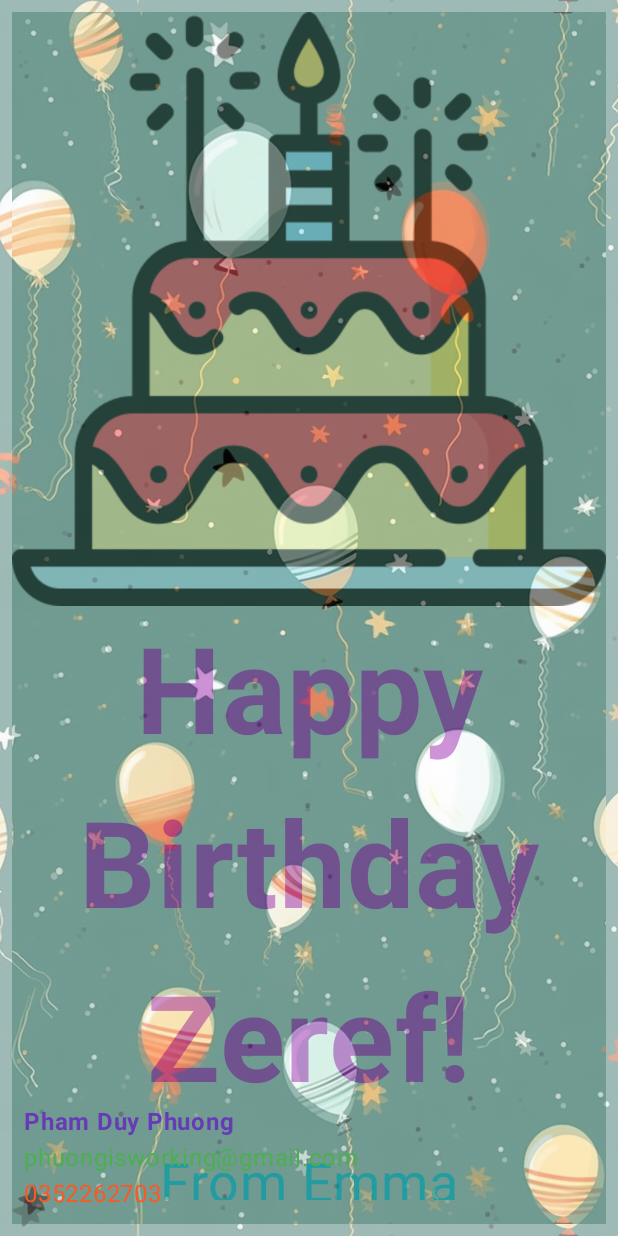
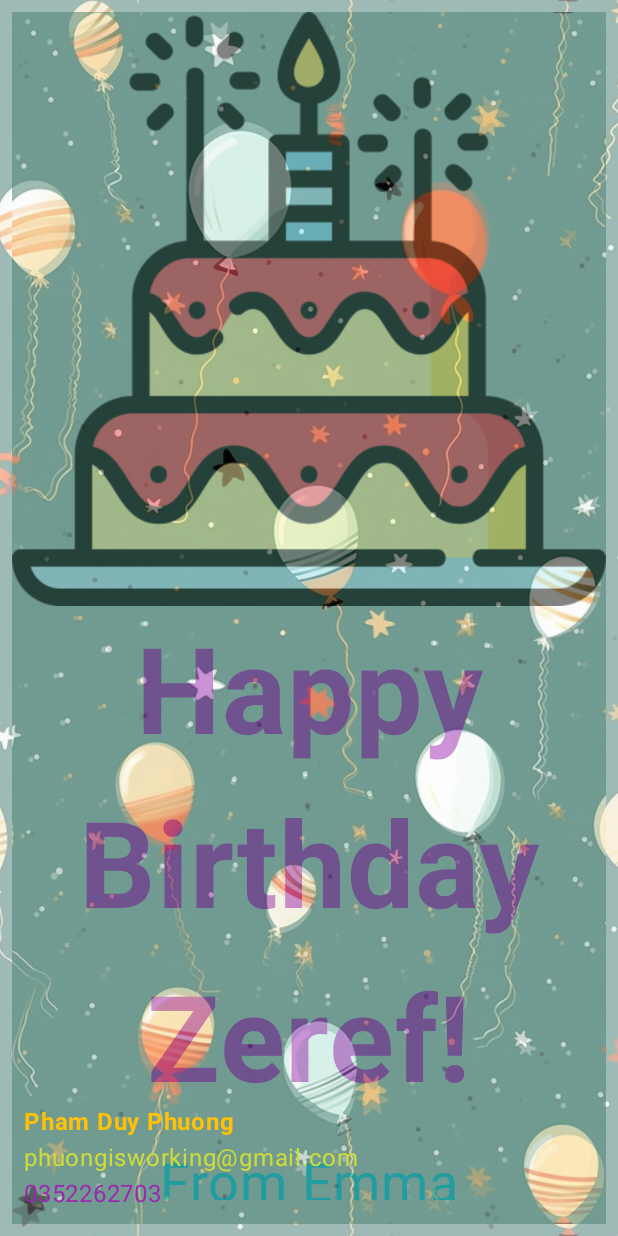
Before and after one commit to KayabaZeref/learnAndroidStudio, an Android app built with Jetpack Compose: the screen it shows after launch (MainActivity), on a phone screen of 412 x 824 dp. Run offline under Robolectric (Android 15) with nearby library versions, the phone set to English and light mode, and no system bars.

```diff
--- a/app/src/main/java/com/example/happybirthday/MainActivity.kt
+++ b/app/src/main/java/com/example/happybirthday/MainActivity.kt
@@ -135,9 +135,9 @@ fun ContactInformation(
             alpha = 0.5F
         )
     Column(modifier = modifier.fillMaxWidth()) {
-        Text(text = name, fontWeight = FontWeight.Bold, color = Color(0xFF673AB7))
-        Text(text = email, color = Color(0xFF4CAF50))
-        Text(text = phoneNumber, color = Color(0xFFFF5722))
+        Text(text = name, fontWeight = FontWeight.Bold, color = Color(0xFFFFC107))
+        Text(text = email, color = Color(0xFFCDDC39))
+        Text(text = phoneNumber, color = Color(0xFF9C27B0))
     }
     }
 }
```
